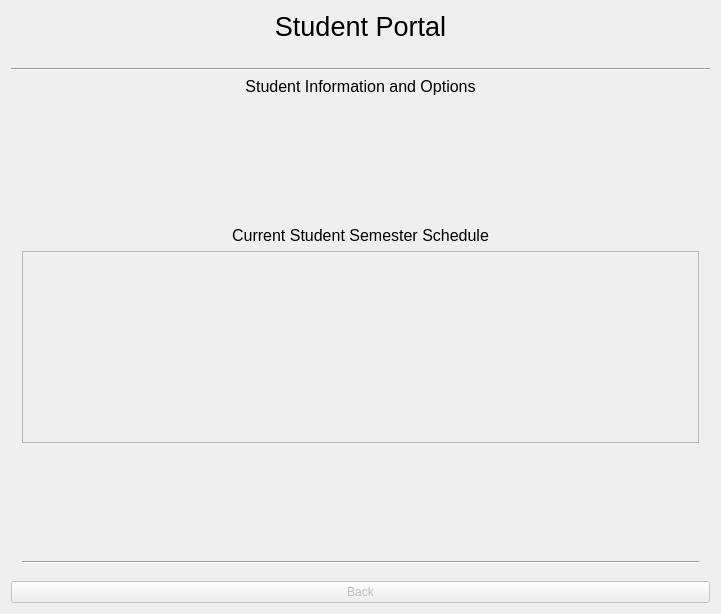
alixabahena/SIMS, file Form Files/studentView.ui: the form before one commit.
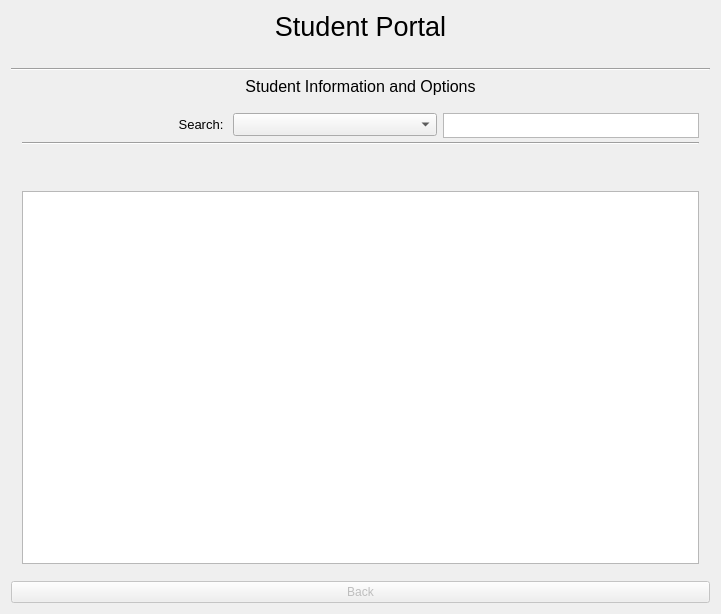
The form after the commit.

Commit message: Added entries to student database. Added the view schedule view.

```diff
--- a/Form Files/studentView.ui
+++ b/Form Files/studentView.ui
@@ -69,7 +69,7 @@
      <item>
       <widget class="QStackedWidget" name="stackedWidget">
        <property name="currentIndex">
-        <number>1</number>
+        <number>2</number>
        </property>
        <widget class="QWidget" name="page">
         <property name="sizePolicy">
@@ -272,6 +272,92 @@
          </item>
         </layout>
        </widget>
+       <widget class="QWidget" name="page_3">
+        <layout class="QVBoxLayout" name="verticalLayout_8">
+         <item>
+          <layout class="QGridLayout" name="gridLayout">
+           <item row="2" column="1">
+            <spacer name="verticalSpacer_3">
+             <property name="orientation">
+              <enum>Qt::Vertical</enum>
+             </property>
+             <property name="sizeType">
+              <enum>QSizePolicy::Minimum</enum>
+             </property>
+             <property name="sizeHint" stdset="0">
+              <size>
+               <width>20</width>
+               <height>40</height>
+              </size>
+             </property>
+            </spacer>
+           </item>
+           <item row="0" column="0">
+            <widget class="QLabel" name="searchLabel">
+             <property name="sizePolicy">
+              <sizepolicy hsizetype="Expanding" vsizetype="Minimum">
+               <horstretch>0</horstretch>
+               <verstretch>0</verstretch>
+              </sizepolicy>
+             </property>
+             <property name="font">
+              <font>
+               <pointsize>10</pointsize>
+              </font>
+             </property>
+             <property name="text">
+              <string>Search: </string>
+             </property>
+             <property name="alignment">
+              <set>Qt::AlignRight|Qt::AlignTrailing|Qt::AlignVCenter</set>
+             </property>
+            </widget>
+           </item>
+           <item row="0" column="2">
+            <widget class="QPlainTextEdit" name="searchClassesInput">
+             <property name="sizePolicy">
+              <sizepolicy hsizetype="Expanding" vsizetype="Ignored">
+               <horstretch>0</horstretch>
+               <verstretch>0</verstretch>
+              </sizepolicy>
+             </property>
+             <property name="minimumSize">
+              <size>
+               <width>40</width>
+               <height>25</height>
+              </size>
+             </property>
+            </widget>
+           </item>
+           <item row="0" column="1">
+            <widget class="QComboBox" name="classesSearchBox">
+             <property name="sizePolicy">
+              <sizepolicy hsizetype="Expanding" vsizetype="Fixed">
+               <horstretch>0</horstretch>
+               <verstretch>0</verstretch>
+              </sizepolicy>
+             </property>
+             <property name="font">
+              <font>
+               <pointsize>10</pointsize>
+              </font>
+             </property>
+            </widget>
+           </item>
+           <item row="3" column="0" colspan="3">
+            <widget class="QTableView" name="tableView"/>
+           </item>
+           <item row="1" column="0" colspan="3">
+            <widget class="Line" name="line_3">
+             <property name="orientation">
+              <enum>Qt::Horizontal</enum>
+             </property>
+            </widget>
+           </item>
+          </layout>
+         </item>
+        </layout>
+       </widget>
       </widget>
      </item>
      <item>
```
The commit also changes 7 other files.
